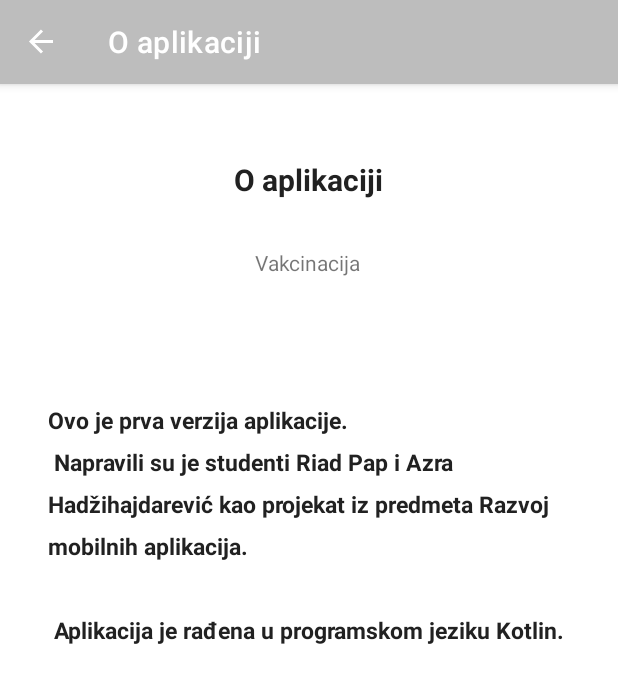
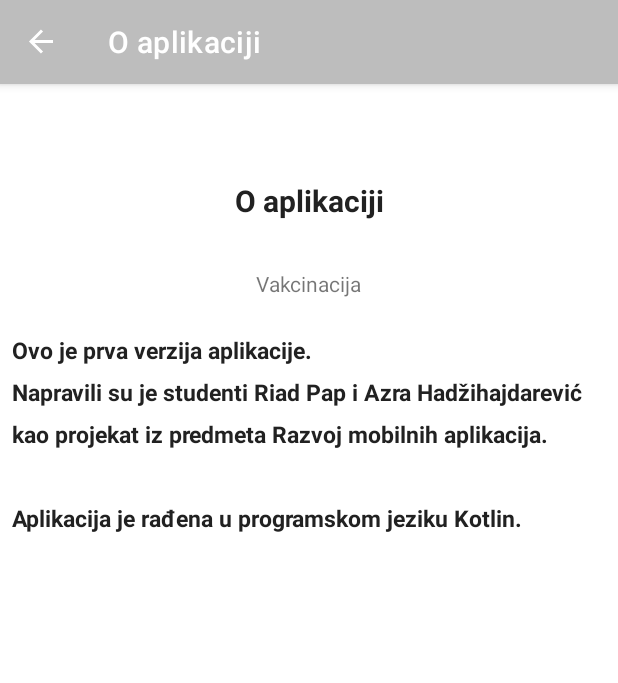
Before and after one commit to AzraHa/Vaccination4YOU, an Android app: the AboutFragment screen opened through its navigation route, on a phone screen of 412 x 824 dp. Shown: the top 683 px of the screen. Run offline under Robolectric (Android 15) with nearby library versions, the phone set to English and light mode, and no system bars; our stand-ins replace data binding, navigation-ui.

Commit message:
Izgled prepravljen

```diff
--- a/app/src/main/res/layout/fragment_about.xml
+++ b/app/src/main/res/layout/fragment_about.xml
@@ -2,31 +2,55 @@
 <androidx.constraintlayout.widget.ConstraintLayout xmlns:android="http://schemas.android.com/apk/res/android"
     xmlns:app="http://schemas.android.com/apk/res-auto"
     xmlns:tools="http://schemas.android.com/tools"
-    tools:context="com.example.projekat.AboutFragment"
+    android:layout_width="match_parent"
     android:layout_height="match_parent"
-    android:layout_width="match_parent">
+    tools:context="com.example.projekat.AboutFragment">
 
 
     <TextView
         android:id="@+id/about_text_id"
         android:layout_width="wrap_content"
         android:layout_height="wrap_content"
-        android:layout_marginTop="50dp"
+        android:layout_marginStart="8dp"
+        android:layout_marginLeft="8dp"
+        android:layout_marginTop="64dp"
+        android:layout_marginEnd="8dp"
+        android:layout_marginRight="8dp"
         android:text="@string/about"
         android:textColor="@color/primaryTextColor"
         android:textColorLink="@color/primaryTextColor"
         android:textSize="20sp"
         android:textStyle="bold"
         app:layout_constraintEnd_toEndOf="parent"
-        app:layout_constraintHorizontal_bias="0.498"
+        app:layout_constraintHorizontal_bias="0.502"
         app:layout_constraintStart_toStartOf="parent"
         app:layout_constraintTop_toTopOf="parent" />
 
     <TextView
+        android:id="@+id/app_text_name_id"
+        android:layout_width="wrap_content"
+        android:layout_height="wrap_content"
+        android:layout_marginStart="8dp"
+        android:layout_marginLeft="8dp"
+        android:layout_marginTop="32dp"
+        android:layout_marginEnd="8dp"
+        android:layout_marginRight="8dp"
+        android:text="@string/app_name"
+        app:layout_constraintEnd_toEndOf="parent"
+        app:layout_constraintHorizontal_bias="0.501"
+        app:layout_constraintStart_toStartOf="parent"
+        app:layout_constraintTop_toBottomOf="@+id/about_text_id" />
+
+    <TextView
         android:id="@+id/about_t_id"
-        android:layout_width="348dp"
-        android:layout_height="520dp"
-        android:layout_marginTop="32dp"
+        android:layout_width="0dp"
+        android:layout_height="0dp"
+        android:layout_marginStart="8dp"
+        android:layout_marginLeft="8dp"
+        android:layout_marginTop="24dp"
+        android:layout_marginEnd="8dp"
+        android:layout_marginRight="8dp"
+        android:layout_marginBottom="32dp"
         android:lineSpacingExtra="10sp"
         android:text="@string/about_text"
         android:textColor="@color/primaryTextColor"
@@ -35,18 +59,8 @@
         android:textStyle="bold"
         app:layout_constraintBottom_toBottomOf="parent"
         app:layout_constraintEnd_toEndOf="parent"
+        app:layout_constraintHorizontal_bias="0.615"
         app:layout_constraintStart_toStartOf="parent"
-        app:layout_constraintTop_toBottomOf="@+id/about_text_id"
-        app:layout_constraintVertical_bias="0.752" />
-
-    <TextView
-        android:id="@+id/app_text_name_id"
-        android:layout_width="wrap_content"
-        android:layout_height="wrap_content"
-        android:layout_marginTop="32dp"
-        android:text="@string/app_name"
-        app:layout_constraintEnd_toEndOf="parent"
-        app:layout_constraintHorizontal_bias="0.498"
-        app:layout_constraintStart_toStartOf="parent"
-        app:layout_constraintTop_toBottomOf="@+id/about_text_id" />
+        app:layout_constraintTop_toBottomOf="@+id/app_text_name_id"
+        app:layout_constraintVertical_bias="0.084" />
 </androidx.constraintlayout.widget.ConstraintLayout>
--- a/app/src/main/res/layout/fragment_end.xml
+++ b/app/src/main/res/layout/fragment_end.xml
@@ -13,7 +13,7 @@
         <LinearLayout
             android:layout_width="match_parent"
             android:layout_height="wrap_content"
-            android:layout_margin="100dp"
+            android:layout_margin="40dp"
             android:orientation="vertical">
 
             <TextView
@@ -38,8 +38,8 @@
         <LinearLayout
             android:layout_width="match_parent"
             android:layout_height="wrap_content"
-            android:layout_margin="30dp"
-            android:layout_marginTop="50dp"
+            android:layout_margin="40dp"
+            android:layout_marginTop="0dp"
             android:orientation="horizontal">
 
             <TextView
--- a/app/src/main/res/values/strings.xml
+++ b/app/src/main/res/values/strings.xml
@@ -15,7 +15,7 @@
     <string name="dijabeticar">Dijabeticar sam</string>
     <string name="hemodijaliza">Idem na hemodijalizu</string>
     <string name="onkoloski">Onkoloski sam pacijent</string>
-    <string name="about_text">Ovo je prva verzija aplikacije.\n Napravili su je studenti Riad Pap i Azra Hadžihajdarević kao projekat iz predmeta Razvoj mobilnih aplikacija.\n\n Aplikacija je rađena u programskom jeziku <b>Kotlin</b>.</string>
+    <string name="about_text">Ovo je prva verzija aplikacije.\nNapravili su je studenti Riad Pap i Azra Hadžihajdarević kao projekat iz predmeta Razvoj mobilnih aplikacija.\n\nAplikacija je rađena u programskom jeziku <b>Kotlin</b>.</string>
     <string name="izbor_vakcine">Izaberite vakcinu</string>
     <string name="Pfizer_BioNTech">Pfizer-BioNTech</string>
     <string name="Moderna">Moderna</string>
```
Also changed, not shown: app/src/main/res/layout/fragment_covid.xml (+20 -16 lines), app/src/main/res/layout/fragment_data.xml (+11 -11 lines), app/src/main/res/layout/fragment_second.xml (+13 -13 lines), app/src/main/res/layout/fragment_title.xml (+10 -10 lines), app/src/main/res/layout/fragment_vaccine.xml (+9 -9 lines), 1 other file.
